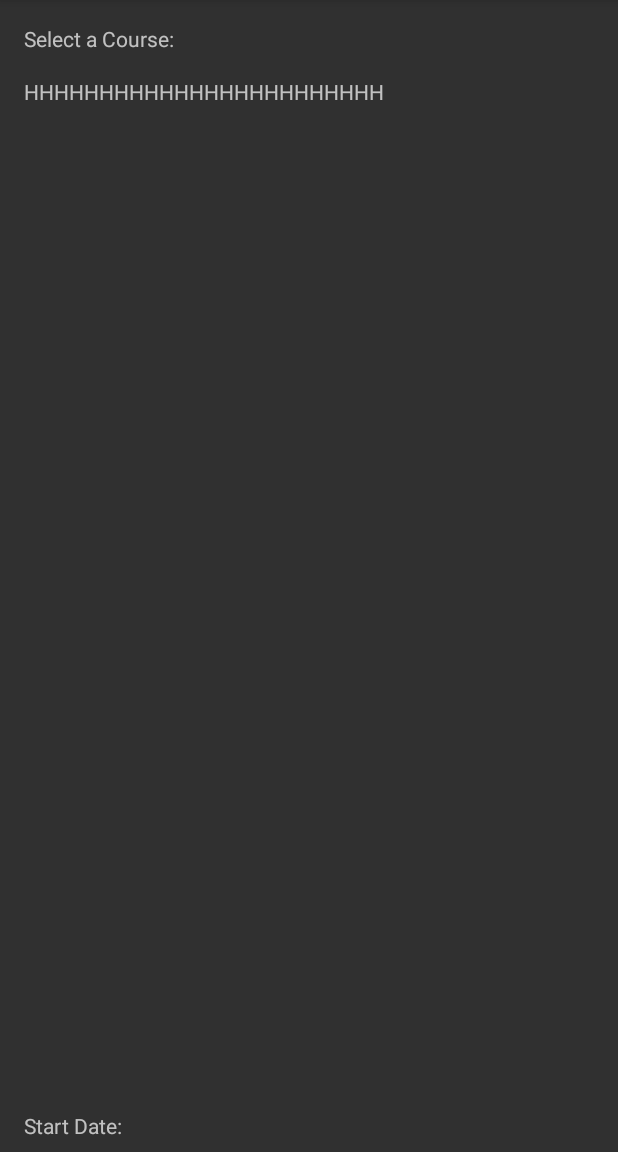
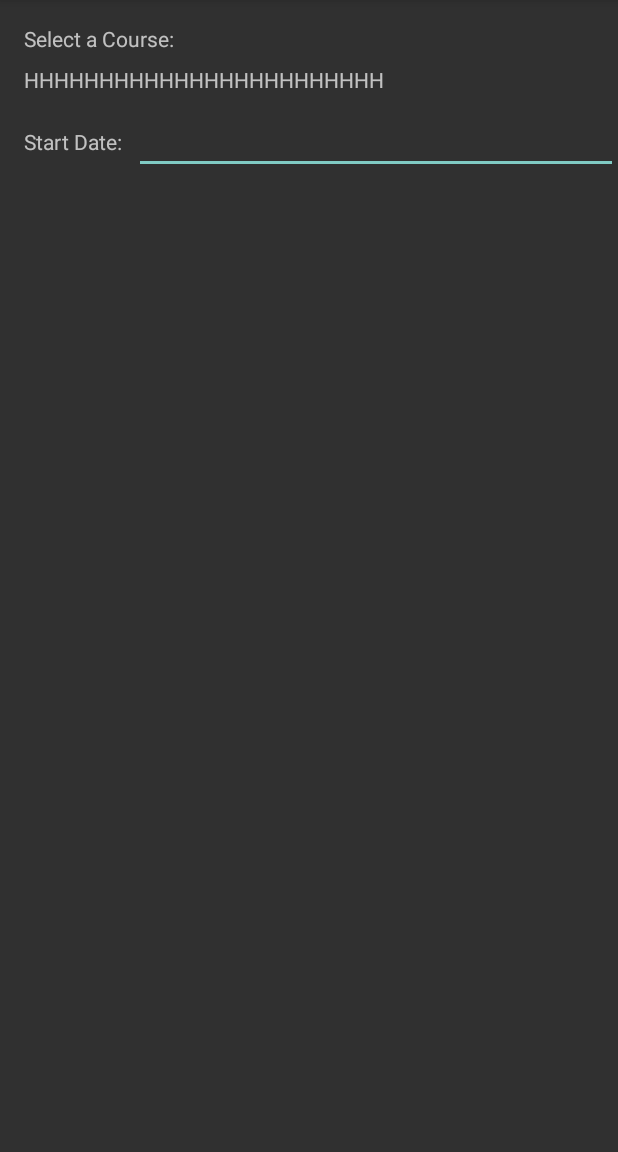
Before and after one commit to robstudentaccount/c196, an Android app: the courseSection screen opened directly, with no data from a screen before it, on a phone screen of 412 x 824 dp, the part 84-1236 px from its top. Run offline under Robolectric (Android 15) with nearby library versions, the phone set to English and light mode, and no system bars.

Commit message:
Added start Date dialog

```diff
--- a/app/src/main/java/com/stuart/robert/wgu/c196/v3/courseSection.java
+++ b/app/src/main/java/com/stuart/robert/wgu/c196/v3/courseSection.java
@@ -1,18 +1,62 @@
 package com.stuart.robert.wgu.c196.v3;
 
+import android.app.DatePickerDialog;
 import android.support.v7.app.AppCompatActivity;
 import android.os.Bundle;
+import android.view.View;
+import android.widget.DatePicker;
 import android.widget.LinearLayout;
 import android.widget.ScrollView;
 import android.widget.TextView;
 
+import java.text.ParseException;
+import java.text.SimpleDateFormat;
+import java.util.Calendar;
+import java.util.Date;
+import java.util.Locale;
+
 public class courseSection extends AppCompatActivity {
+
+    DatePickerDialog.OnDateSetListener startDate;
+    final Calendar myCalendarStart = Calendar.getInstance();
+    SimpleDateFormat sdf = new SimpleDateFormat("MM/dd/yy", Locale.US);
 
     @Override
     protected void onCreate(Bundle savedInstanceState) {
         super.onCreate(savedInstanceState);
         setContentView(R.layout.activity_course_section);
         drawCourses();
+
+
+
+
+        TextView startDateTxt = (TextView) findViewById(R.id.startDateTxt);
+        startDateTxt.setOnClickListener(new View.OnClickListener() {
+            @Override
+            public void onClick(View view) {
+                Date date;
+                String info = startDateTxt.getText().toString();
+                if(info.equals(""))info="03/22/22";
+                try {
+                    myCalendarStart.setTime(sdf.parse(info));
+                } catch (ParseException e) {
+                    e.printStackTrace();
+                }
+                new DatePickerDialog(courseSection.this, startDate,
+                        myCalendarStart.get(Calendar.YEAR), myCalendarStart.get(Calendar.MONTH),
+                        myCalendarStart.get(Calendar.DAY_OF_MONTH)).show();
+            }
+        });
+
+        startDate = new DatePickerDialog.OnDateSetListener() {
+            @Override
+            public void onDateSet(DatePicker datePicker, int year, int monthOfYear, int dayOfMonth) {
+                myCalendarStart.set(Calendar.YEAR, year);
+                myCalendarStart.set(Calendar.MONTH, monthOfYear);
+                myCalendarStart.set(Calendar.DAY_OF_MONTH, dayOfMonth);
+                startDateTxt.setText(sdf.format(myCalendarStart.getTime()));
+            }
+        };
     }
     private void drawCourses() {
         LinearLayout courseListView = (LinearLayout) findViewById(R.id.courseListView);
--- a/app/src/main/res/layout/activity_course_section.xml
+++ b/app/src/main/res/layout/activity_course_section.xml
@@ -18,12 +18,11 @@
         app:layout_constraintTop_toTopOf="parent" />
 
     <ScrollView
+        android:id="@+id/scrollView2"
         android:layout_width="0dp"
-        android:layout_height="0dp"
+        android:layout_height="25dp"
         android:layout_marginStart="16dp"
-        android:layout_marginTop="16dp"
-        android:layout_marginBottom="8dp"
-        app:layout_constraintBottom_toTopOf="@+id/textView5"
+        android:layout_marginTop="8dp"
         app:layout_constraintEnd_toEndOf="parent"
         app:layout_constraintHorizontal_bias="0.0"
         app:layout_constraintStart_toStartOf="parent"
@@ -41,8 +40,21 @@
         android:layout_width="0dp"
         android:layout_height="wrap_content"
         android:layout_marginStart="16dp"
-        android:layout_marginBottom="8dp"
+        android:layout_marginTop="16dp"
         android:text="Start Date:"
-        app:layout_constraintBottom_toBottomOf="parent"
-        app:layout_constraintStart_toStartOf="parent" />
+        app:layout_constraintStart_toStartOf="parent"
+        app:layout_constraintTop_toBottomOf="@+id/scrollView2" />
+
+    <EditText
+        android:id="@+id/startDateTxt"
+        android:layout_width="0dp"
+        android:layout_height="wrap_content"
+        android:layout_marginStart="8dp"
+        android:editable="false"
+        android:ems="10"
+        android:inputType="textPersonName"
+        app:layout_constraintBaseline_toBaselineOf="@+id/textView5"
+        app:layout_constraintEnd_toEndOf="parent"
+        app:layout_constraintStart_toEndOf="@+id/textView5" />
+
 </android.support.constraint.ConstraintLayout>
```
